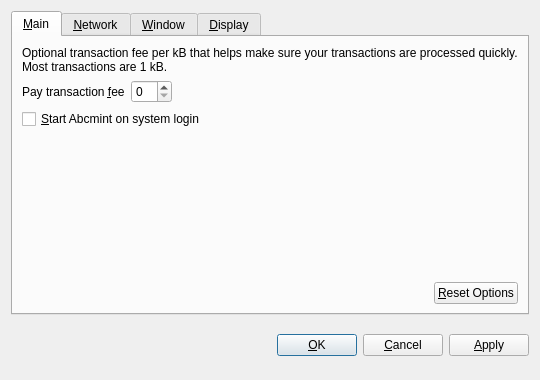
Above: src/qt/forms/optionsdialog.ui from owjem/abcmint before the change. Below: the same form after it.
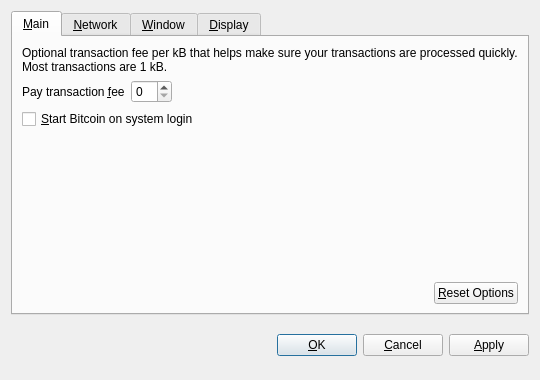
That is the form after the change. Custom widgets are drawn as their Qt base class.

Commit message: update abcmint to bitcoin

Patch:
```diff
--- a/src/qt/forms/optionsdialog.ui
+++ b/src/qt/forms/optionsdialog.ui
@@ -82,7 +82,7 @@
           <string>Automatically start Abcmint after logging in to the system.</string>
          </property>
          <property name="text">
-          <string>&amp;Start Abcmint on system login</string>
+          <string>&amp;Start Bitcoin on system login</string>
          </property>
         </widget>
        </item>
```
Left out of the diff: 18 changed lines with no effect on the pictures. The commit also changes 622 other files.
